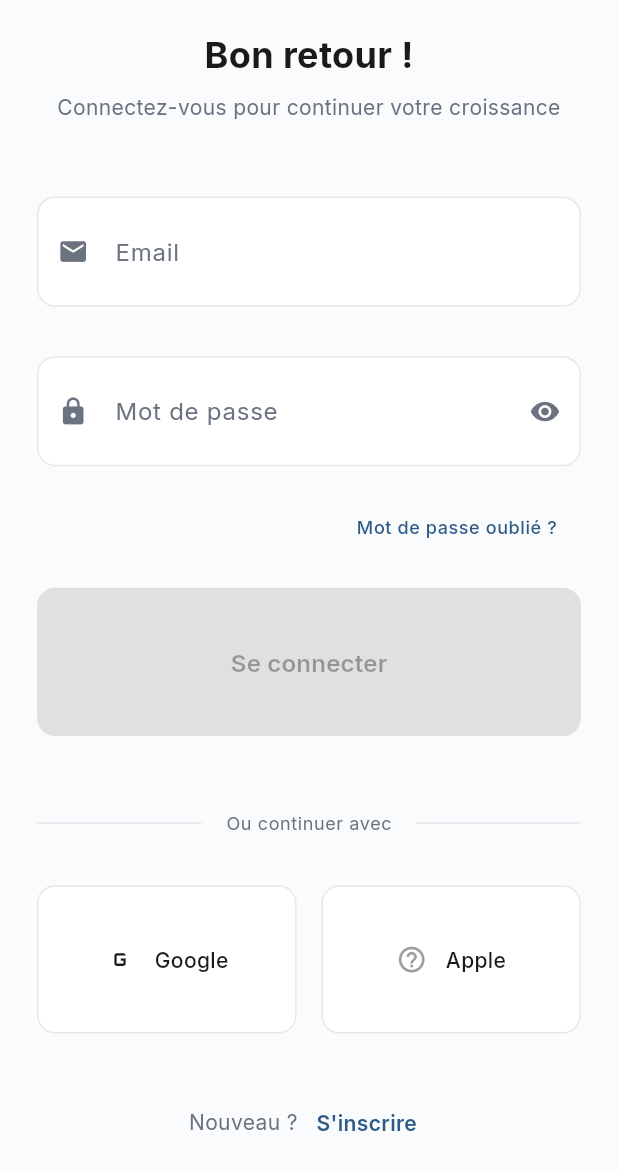
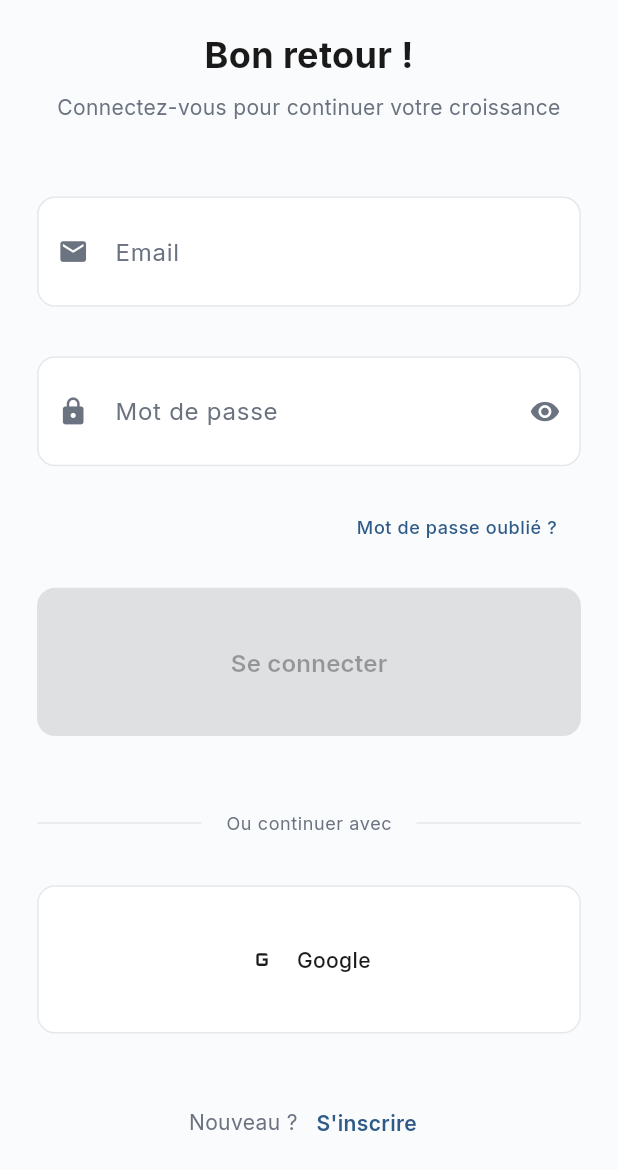
Before and after one commit to Xprriacst/dailygrowth-v2, a Flutter app: the screen it shows after launch, scrolled down 199 dp, on a phone screen of 412 x 824 dp. Shown: the top 1170 px of the screen. Run offline on Flutter 3.47's test engine with Material 3 defaults, Android fonts, the phone set to English and light mode, and no system bars; our stand-ins replace cached_network_image, connectivity_plus, dio, fl_chart, flutter_local_notifications, flutter_svg and 7 more; missing offline and left inert: cron, dart:html, dart:js, dart:js_util, universal_html; accounts and stored records are empty; statements that could not run were skipped; project files that could hold a hidden picture were left out.

Commit message:
refactor: Remove Apple login button
- Remove Apple sign-in button from login screen
- Keep only Google sign-in option
- Simplify social login layout (full width button)
- Remove _isAppleLoading state variable
- Clean up _handleSocialLogin method

UI Changes:
- Google button now takes full width
- Cleaner, simpler login interface

```diff
--- a/lib/presentation/login_screen/login_screen.dart
+++ b/lib/presentation/login_screen/login_screen.dart
@@ -26,7 +26,6 @@ class _LoginScreenState extends State<LoginScreen> {
 
   bool _isLoading = false;
   bool _isGoogleLoading = false;
-  bool _isAppleLoading = false;
   String? _emailError;
   String? _passwordError;
   String? _generalError;
@@ -315,8 +314,6 @@ class _LoginScreenState extends State<LoginScreen> {
   Future<void> _handleSocialLogin(String provider) async {
     if (provider == 'google') {
       setState(() => _isGoogleLoading = true);
-    } else if (provider == 'apple') {
-      setState(() => _isAppleLoading = true);
     }
 
     try {
@@ -324,8 +321,6 @@ class _LoginScreenState extends State<LoginScreen> {
 
       if (provider == 'google') {
         success = await _authService.signInWithGoogle();
-      } else if (provider == 'apple') {
-        success = await _authService.signInWithApple();
       }
 
       if (success) {
@@ -350,7 +345,6 @@ class _LoginScreenState extends State<LoginScreen> {
       if (mounted) {
         setState(() {
           _isGoogleLoading = false;
-          _isAppleLoading = false;
         });
       }
     }
@@ -727,27 +721,12 @@ class _LoginScreenState extends State<LoginScreen> {
 
                 SizedBox(height: 4.h),
 
-                // Social Login Buttons
-                Row(
-                  children: [
-                    Expanded(
-                      child: SocialLoginButton(
-                        iconName: 'g_mobiledata',
-                        text: 'Google',
-                        isLoading: _isGoogleLoading,
-                        onPressed: () => _handleSocialLogin('google'),
-                      ),
-                    ),
-                    SizedBox(width: 4.w),
-                    Expanded(
-                      child: SocialLoginButton(
-                        iconName: 'apple',
-                        text: 'Apple',
-                        isLoading: _isAppleLoading,
-                        onPressed: () => _handleSocialLogin('apple'),
-                      ),
-                    ),
-                  ],
+                // Social Login Button
+                SocialLoginButton(
+                  iconName: 'g_mobiledata',
+                  text: 'Google',
+                  isLoading: _isGoogleLoading,
+                  onPressed: () => _handleSocialLogin('google'),
                 ),
 
                 SizedBox(height: 6.h),
```
